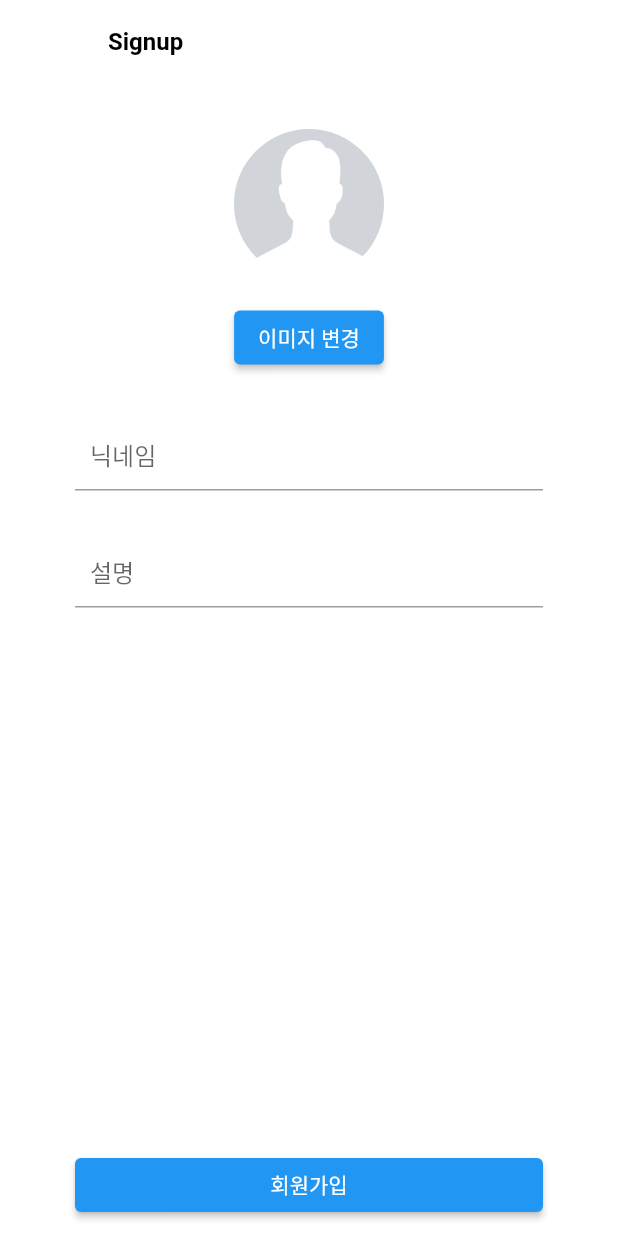
After one commit to hyeok96/instagrem_clone, a Flutter app: the SignupScreen screen opened directly, after a tap on "회원가입", on a phone screen of 412 x 824 dp. The commit adds this screen. Run offline on Flutter 3.47's test engine with Material 2 defaults, Android fonts, the phone set to English and light mode, and no system bars; our stand-ins replace cached_network_image, cloud_firestore, expandable_text, firebase_auth, firebase_core, get and 1 more; missing offline and left inert: photo_manager; accounts and stored records are empty; network calls fail.

Commit message:
[Create] create signup

```diff
--- /dev/null
+++ b/lib/controllers/AuthController.dart
@@ -0,0 +1,21 @@
+import 'package:get/get.dart';
+import 'package:instagram_clone/model/instagrem_user.dart';
+import 'package:instagram_clone/repository/user_repositiry.dart';
+
+class AuthController extends GetxController {
+  static AuthController get to => Get.find<AuthController>();
+  Rx<IUser> user = IUser().obs;
+
+  Future<IUser?> loginUser(String uid) async {
+    var userData = await UserRepository.loginUserByUid(uid);
+    return userData;
+  }
+
+  Future<bool?> signup(IUser signupUser) async {
+    var result = await UserRepository.signup(signupUser);
+    if (result) {
+      user(signupUser);
+    } else {}
+    return null;
+  }
+}
--- a/lib/controllers/main_controller.dart
+++ b/lib/controllers/main_controller.dart
@@ -1,9 +1,7 @@
 import 'dart:io';
-
 import 'package:flutter/material.dart';
 import 'package:get/get.dart';
 import 'package:instagram_clone/view/screens/upload_screen.dart';
-
 import '../view/widgets/messagePopup.dart';
 
 enum PageName { HOME, SEARCH, UPLOAD, ACTIVITY, MYPAGE }
--- a/lib/main.dart
+++ b/lib/main.dart
@@ -4,6 +4,7 @@ import 'package:get/get.dart';
 import 'package:instagram_clone/controllers/main_controller.dart';
 import 'package:instagram_clone/view/root.dart';
 
+import 'controllers/AuthController.dart';
 import 'firebase_options.dart';
 
 void main() async {
@@ -31,6 +32,9 @@ class MyApp extends StatelessWidget {
         ),
       ),
       initialBinding: BindingsBuilder(() {
+        Get.put(
+          AuthController(),
+        );
         Get.lazyPut(
           () => MainController(),
           fenix: true,
--- /dev/null
+++ b/lib/model/instagrem_user.dart
@@ -0,0 +1,27 @@
+class IUser {
+  String? uid;
+  String? nickname;
+  String? thumbnail;
+  String? description;
+
+  IUser({this.uid, this.nickname, this.thumbnail, this.description});
+
+  factory IUser.fromMap(Map<String, dynamic> map) {
+    return IUser(
+      uid: map["uid"] == null ? "" : map["uid"] as String,
+      nickname: map["nickname"] == null ? "" : map["nickname"] as String,
+      thumbnail: map["thumbnail"] == null ? "" : map["thumbnail"] as String,
+      description:
+          map["description"] == null ? "" : map["description"] as String,
+    );
+  }
+
+  Map<String, dynamic> toMap() {
+    return {
+      'uid': uid,
+      'nickname': nickname,
+      "thumbnail": thumbnail,
+      "description": description
+    };
+  }
+}
--- /dev/null
+++ b/lib/repository/user_repositiry.dart
@@ -0,0 +1,26 @@
+import 'package:cloud_firestore/cloud_firestore.dart';
+import 'package:instagram_clone/model/instagrem_user.dart';
+
+class UserRepository {
+  static Future<IUser?> loginUserByUid(String uid) async {
+    var data = await FirebaseFirestore.instance
+        .collection('users')
+        .where('uid', isEqualTo: uid)
+        .get();
+
+    if (data.size == 0) {
+      return null;
+    } else {
+      return IUser.fromMap(data.docs.first.data());
+    }
+  }
+
+  static Future<bool> signup(IUser user) async {
+    try {
+      await FirebaseFirestore.instance.collection("users").add(user.toMap());
+      return true;
+    } catch (e) {
+      return false;
+    }
+  }
+}
--- a/lib/view/root.dart
+++ b/lib/view/root.dart
@@ -1,8 +1,12 @@
 import 'package:firebase_auth/firebase_auth.dart';
 import 'package:flutter/material.dart';
+import 'package:get/get.dart';
+import 'package:instagram_clone/controllers/AuthController.dart';
+import 'package:instagram_clone/model/instagrem_user.dart';
 import 'package:instagram_clone/view/screens/main_screen.dart';
+import 'package:instagram_clone/view/screens/signup_screen.dart';
 
-class Root extends StatelessWidget {
+class Root extends GetView<AuthController> {
   const Root({super.key});
 
   @override
@@ -11,7 +15,18 @@ class Root extends StatelessWidget {
       stream: FirebaseAuth.instance.authStateChanges(),
       builder: (context, AsyncSnapshot<User?> user) {
         if (user.hasData) {
-          return const MainScreen();
+          return FutureBuilder<IUser?>(
+            future: controller.loginUser(user.data!.uid),
+            builder: (context, snapshot) {
+              if (snapshot.hasData) {
+                return const MainScreen();
+              } else {
+                return Obx(() => controller.user.value.uid != null
+                    ? const MainScreen()
+                    : SignupScreen(uid: user.data!.uid));
+              }
+            },
+          );
         }
         return Container();
       },
--- /dev/null
+++ b/lib/view/screens/signup_screen.dart
@@ -0,0 +1,101 @@
+import 'package:flutter/material.dart';
+import 'package:instagram_clone/controllers/AuthController.dart';
+import 'package:instagram_clone/model/instagrem_user.dart';
+
+class SignupScreen extends StatefulWidget {
+  const SignupScreen({super.key, this.uid});
+  final uid;
+
+  @override
+  State<SignupScreen> createState() => _SignupScreenState();
+}
+
+class _SignupScreenState extends State<SignupScreen> {
+  TextEditingController nickNameController = TextEditingController();
+  TextEditingController descriptionController = TextEditingController();
+
+  Widget _avatar() {
+    return Column(
+      children: [
+        ClipRRect(
+          borderRadius: BorderRadius.circular(100),
+          child: SizedBox(
+            width: 100,
+            height: 100,
+            child: Image.asset(
+              'assets/images/default_image.png',
+              fit: BoxFit.cover,
+            ),
+          ),
+        ),
+        const SizedBox(height: 15),
+        ElevatedButton(
+          onPressed: () {},
+          child: const Text("이미지 변경"),
+        )
+      ],
+    );
+  }
+
+  Widget _nickName() {
+    return Padding(
+      padding: const EdgeInsets.symmetric(horizontal: 50),
+      child: TextField(
+        controller: nickNameController,
+        decoration: const InputDecoration(
+            contentPadding: EdgeInsets.all(10), hintText: "닉네임"),
+      ),
+    );
+  }
+
+  Widget _description() {
+    return Padding(
+      padding: const EdgeInsets.symmetric(horizontal: 50),
+      child: TextField(
+        controller: descriptionController,
+        decoration: const InputDecoration(
+            contentPadding: EdgeInsets.all(10), hintText: "설명"),
+      ),
+    );
+  }
+
+  @override
+  Widget build(BuildContext context) {
+    return Scaffold(
+      backgroundColor: Colors.white,
+      appBar: AppBar(
+        elevation: 0,
+        title: const Text(
+          "Signup",
+          style: TextStyle(fontWeight: FontWeight.bold, fontSize: 16),
+        ),
+      ),
+      body: SingleChildScrollView(
+        child: Column(
+          crossAxisAlignment: CrossAxisAlignment.stretch,
+          children: [
+            const SizedBox(height: 30),
+            _avatar(),
+            const SizedBox(height: 30),
+            _nickName(),
+            const SizedBox(height: 30),
+            _description(),
+          ],
+        ),
+      ),
+      bottomNavigationBar: Container(
+        padding: const EdgeInsets.symmetric(vertical: 10, horizontal: 50),
+        child: ElevatedButton(
+          onPressed: () {
+            var signupUser = IUser(
+                uid: widget.uid,
+                nickname: nickNameController.text,
+                description: descriptionController.text);
+            AuthController.to.signup(signupUser);
+          },
+          child: const Text("회원가입"),
+        ),
+      ),
+    );
+  }
+}
```
